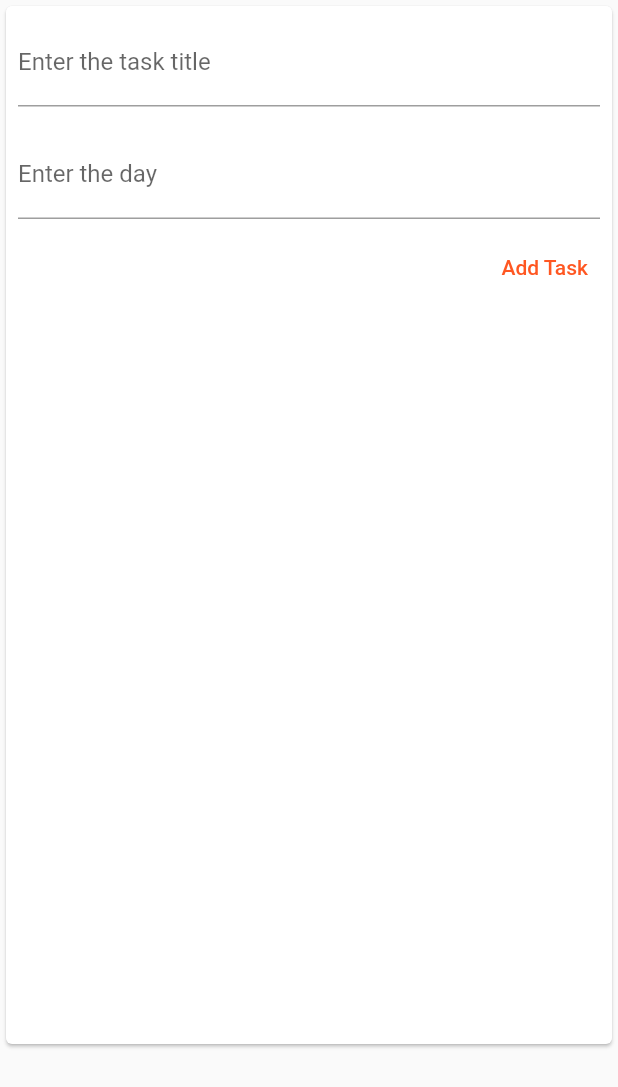
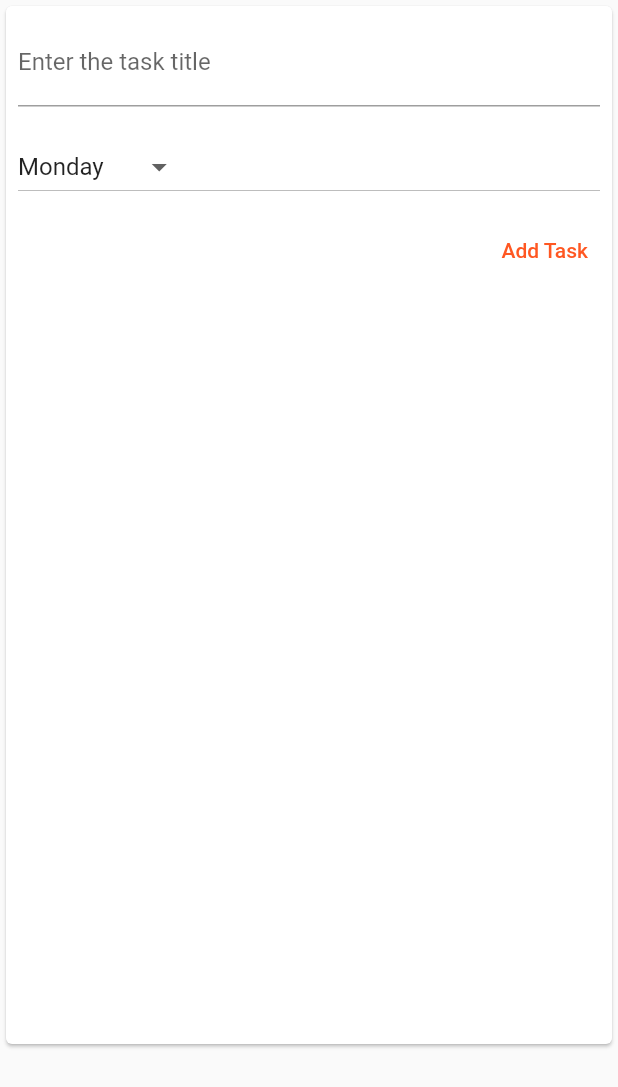
Before and after one commit to somya-5353/weekly_planner, a Flutter app: the MakeUserInputSheet widget shown alone on an empty page, opened directly with empty values, after a tap on "Add Task", on a phone screen of 412 x 824 dp. Shown: the top 1087 px of the screen. Run offline on Flutter 3.47's test engine with Material 2 defaults, Android fonts, the phone set to English and light mode, and no system bars.

Commit message:
adding drop down menu to bottom sheet

```diff
--- a/lib/Widgets/make_user_input_sheet.dart
+++ b/lib/Widgets/make_user_input_sheet.dart
@@ -14,14 +14,15 @@ class MakeUserInputSheet extends StatefulWidget {
 
 class _MakeUserInputSheetState extends State<MakeUserInputSheet> {
   final nameController = TextEditingController();
-  final dayController = TextEditingController();
   final Function _completionHandler;
+
+  String _chosenValue = 'Monday';
 
   _MakeUserInputSheetState(this._completionHandler);
 
   void _checkSubmitData() {
-    if (nameController.text != "" && dayController.text != "") {
-      _completionHandler(nameController.text, dayController.text);
+    if (nameController.text != "") {
+      _completionHandler(nameController.text, _chosenValue);
       Navigator.of(context).pop();
     }
   }
@@ -47,10 +48,27 @@ class _MakeUserInputSheetState extends State<MakeUserInputSheet> {
               ),
               Padding(
                 padding: const EdgeInsets.all(8.0),
-                child: TextField(
-                  controller: dayController,
-                  decoration: InputDecoration(labelText: 'Enter the day'),
-                  onSubmitted: (_) => _checkSubmitData(),
+                child: DropdownButton<String>(
+                  value: _chosenValue,
+                  items: <String>[
+                    'Monday',
+                    'Tuesday',
+                    'Wednesday',
+                    'Thursday',
+                    'Friday',
+                    'Saturday',
+                    'Sunday'
+                  ].map<DropdownMenuItem<String>>((String value) {
+                    return DropdownMenuItem<String>(
+                      value: value,
+                      child: Text(value),
+                    );
+                  }).toList(),
+                  onChanged: (String value) {
+                    setState(() {
+                      _chosenValue = value;
+                    });
+                  },
                 ),
               ),
               FlatButton(
```
